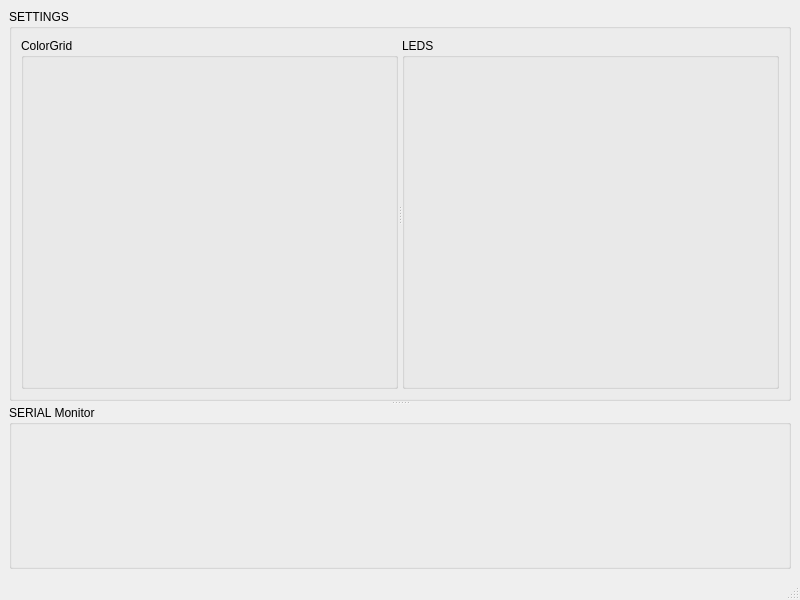
Above: LEDCalibrator/mainwindow.ui from FeddeVe/LedCalibrator before the change. Below: the same form after it.
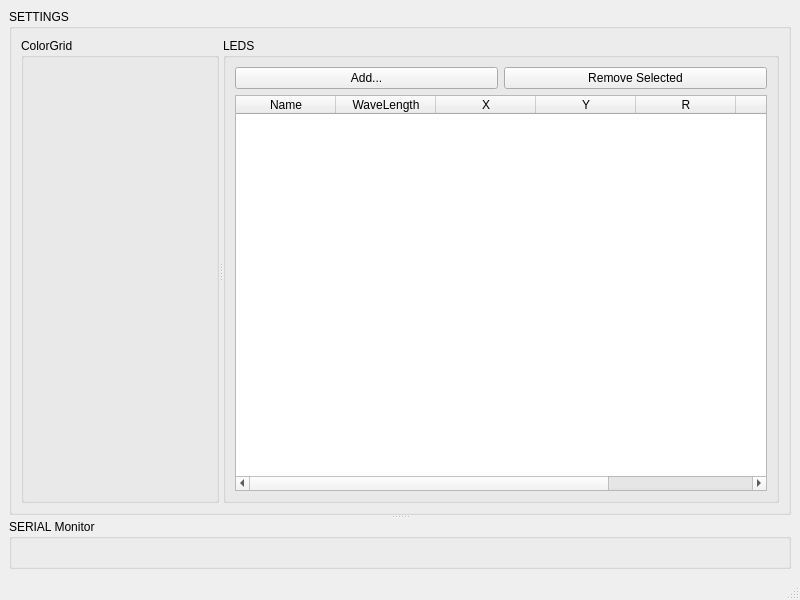
That is the form after the change.

Diff of the .ui file:
```diff
--- a/LEDCalibrator/mainwindow.ui
+++ b/LEDCalibrator/mainwindow.ui
@@ -39,6 +39,61 @@
            <property name="title">
             <string>LEDS</string>
            </property>
+           <layout class="QGridLayout" name="gridLayout">
+            <item row="0" column="0">
+             <widget class="QPushButton" name="pushButton">
+              <property name="text">
+               <string>Add...</string>
+              </property>
+             </widget>
+            </item>
+            <item row="0" column="1">
+             <widget class="QPushButton" name="pushButton_2">
+              <property name="text">
+               <string>Remove Selected</string>
+              </property>
+             </widget>
+            </item>
+            <item row="1" column="0" colspan="2">
+             <widget class="QTableWidget" name="tableWidget">
+              <column>
+               <property name="text">
+                <string>Name</string>
+               </property>
+              </column>
+              <column>
+               <property name="text">
+                <string>WaveLength</string>
+               </property>
+              </column>
+              <column>
+               <property name="text">
+                <string>X</string>
+               </property>
+              </column>
+              <column>
+               <property name="text">
+                <string>Y</string>
+               </property>
+              </column>
+              <column>
+               <property name="text">
+                <string>R</string>
+               </property>
+              </column>
+              <column>
+               <property name="text">
+                <string>G</string>
+               </property>
+              </column>
+              <column>
+               <property name="text">
+                <string>B</string>
+               </property>
+              </column>
+             </widget>
+            </item>
+           </layout>
           </widget>
          </widget>
         </item>
```
